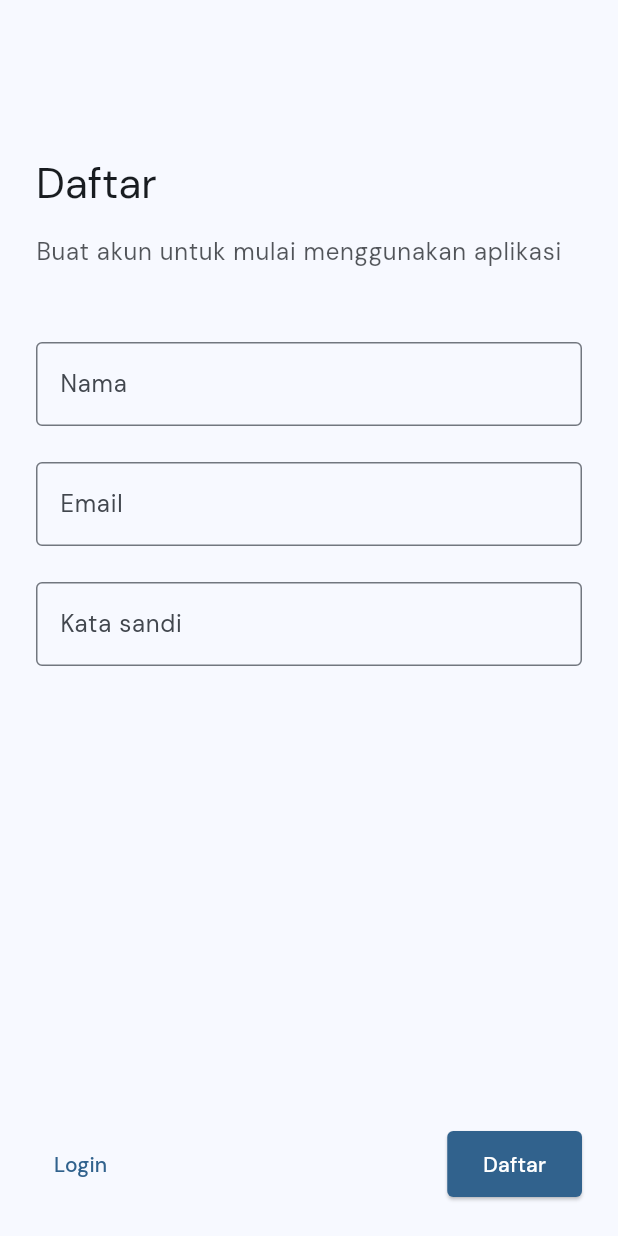
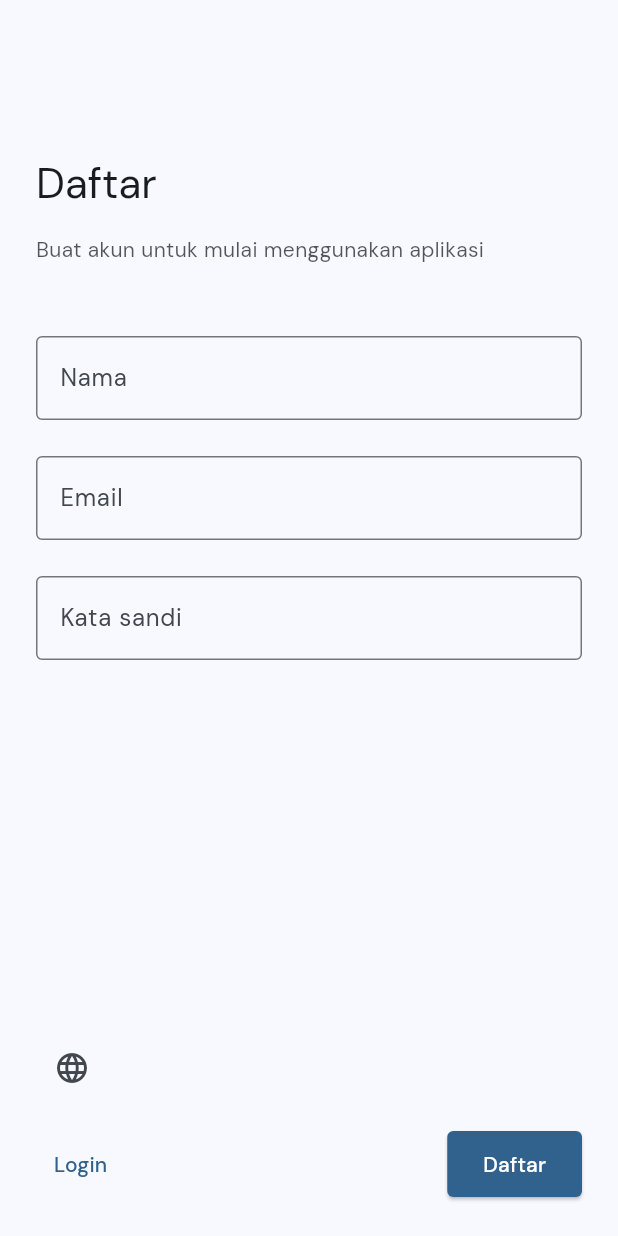
Before and after one commit to dienoov/storia, a Flutter app: the screen it shows after launch, after a tap on "Daftar", on a phone screen of 412 x 824 dp. Run offline on Flutter 3.47's test engine with Material 3 defaults, Android fonts, the phone set to English and light mode, and no system bars; our stand-ins replace google_fonts, image_picker, shared_preferences; accounts and stored records are empty; generated files the repository leaves out were written again.

Commit message:
feat: add language button to login & register

```diff
--- a/lib/screens/login.dart
+++ b/lib/screens/login.dart
@@ -2,6 +2,7 @@ import 'package:flutter/material.dart';
 import 'package:storia/apis/auth.dart';
 import 'package:storia/common.dart';
 import 'package:storia/repositories/auth.dart';
+import 'package:storia/widgets/language_button.dart';
 
 class LoginScreen extends StatefulWidget {
   final Function() toRegister;
@@ -86,7 +87,7 @@ class _LoginScreenState extends State<LoginScreen> {
               const SizedBox(height: 16),
               Text(
                 AppLocalizations.of(context)!.loginDescription,
-                style: Theme.of(context).textTheme.bodyLarge?.copyWith(
+                style: Theme.of(context).textTheme.bodyMedium?.copyWith(
                   color: Theme.of(context).colorScheme.onSurface.withAlpha(190),
                 ),
               ),
@@ -130,6 +131,8 @@ class _LoginScreenState extends State<LoginScreen> {
                 },
               ),
               const Spacer(),
+              const LanguageButton(),
+              const SizedBox(height: 16),
               Row(
                 mainAxisAlignment: MainAxisAlignment.spaceBetween,
                 children: [
--- a/lib/screens/register.dart
+++ b/lib/screens/register.dart
@@ -2,6 +2,7 @@ import 'package:flutter/material.dart';
 import 'package:storia/apis/auth.dart';
 import 'package:storia/common.dart';
 import 'package:storia/repositories/auth.dart';
+import 'package:storia/widgets/language_button.dart';
 
 class RegisterScreen extends StatefulWidget {
   final Function() toLogin;
@@ -93,7 +94,7 @@ class _RegisterScreenState extends State<RegisterScreen> {
               const SizedBox(height: 16),
               Text(
                 AppLocalizations.of(context)!.registerDescription,
-                style: Theme.of(context).textTheme.bodyLarge?.copyWith(
+                style: Theme.of(context).textTheme.bodyMedium?.copyWith(
                   color: Theme.of(context).colorScheme.onSurface.withAlpha(190),
                 ),
               ),
@@ -153,6 +154,8 @@ class _RegisterScreenState extends State<RegisterScreen> {
                 },
               ),
               const Spacer(),
+              const LanguageButton(),
+              const SizedBox(height: 16),
               Row(
                 mainAxisAlignment: MainAxisAlignment.spaceBetween,
                 children: [
```
